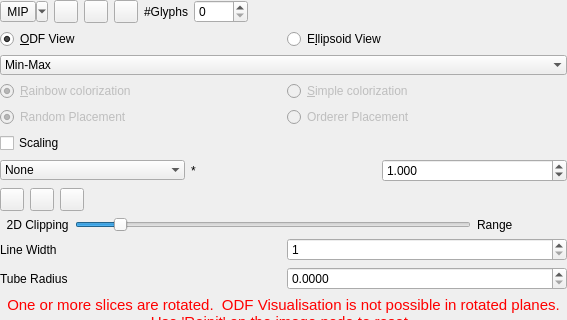
First picture: the form in Plugins/org.mitk.gui.qt.diffusionimaging/src/internal/QmitkControlVisualizationPropertiesViewControls.ui, repository MITK/MITK, before the edit; both pictures show x 0 to 567 and y 0 to 320 of the 567 by 619 pixel window.
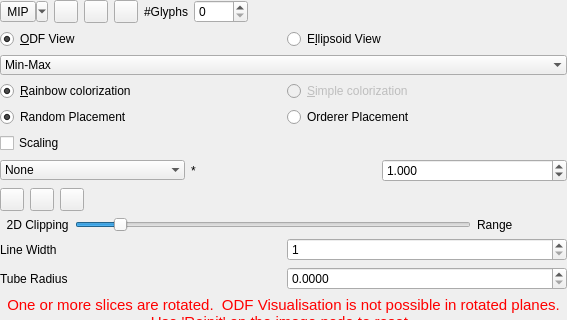
Second picture: the form after the edit. Icons and pictures are not drawn.

Commit message: COMP: Workaround MSVC2012's C++11 deficit: fmin(), fmax(), isnan(), ilogb().

Patch:
```diff
--- a/Plugins/org.mitk.gui.qt.diffusionimaging/src/internal/QmitkControlVisualizationPropertiesViewControls.ui
+++ b/Plugins/org.mitk.gui.qt.diffusionimaging/src/internal/QmitkControlVisualizationPropertiesViewControls.ui
@@ -404,7 +404,7 @@
                <item row="6" column="0" alignment="Qt::AlignLeft">
                 <widget class="QRadioButton" name="m_colouriseRainbowRadioButton">
                  <property name="enabled">
-                  <bool>false</bool>
+                  <bool>true</bool>
                  </property>
                  <property name="text">
                   <string>&amp;Rainbow colorization</string>
@@ -471,7 +471,7 @@
                <item row="7" column="0" alignment="Qt::AlignLeft">
                 <widget class="QRadioButton" name="m_randomModeRadioButton">
                  <property name="enabled">
-                  <bool>false</bool>
+                  <bool>true</bool>
                  </property>
                  <property name="text">
                   <string>Random Placement</string>
@@ -487,7 +487,7 @@
                <item row="7" column="1" alignment="Qt::AlignLeft">
                 <widget class="QRadioButton" name="m_orderedModeRadioButton">
                  <property name="enabled">
-                  <bool>false</bool>
+                  <bool>true</bool>
                  </property>
                  <property name="text">
                   <string>Orderer Placement</string>
```
The commit also changes 1 other file.
